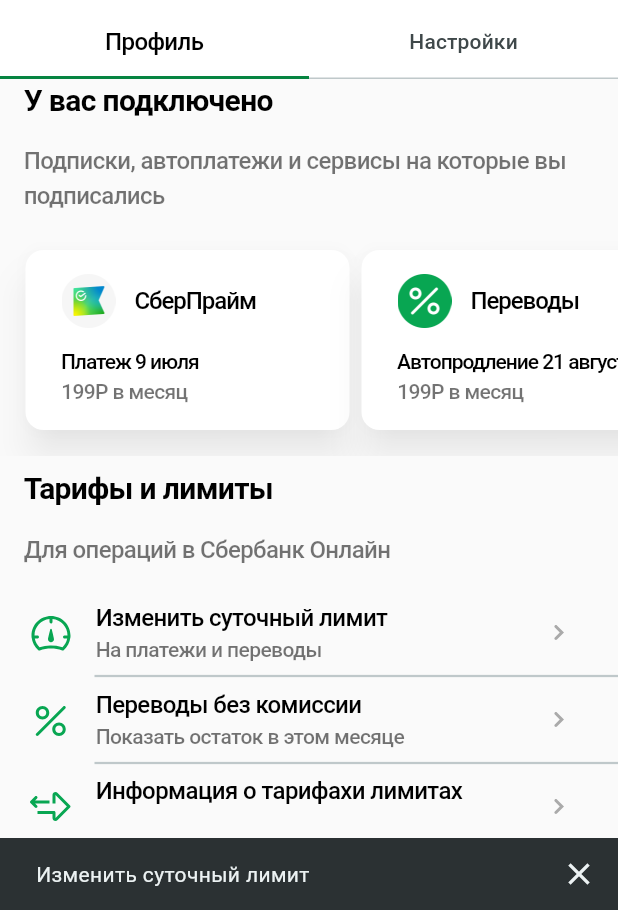
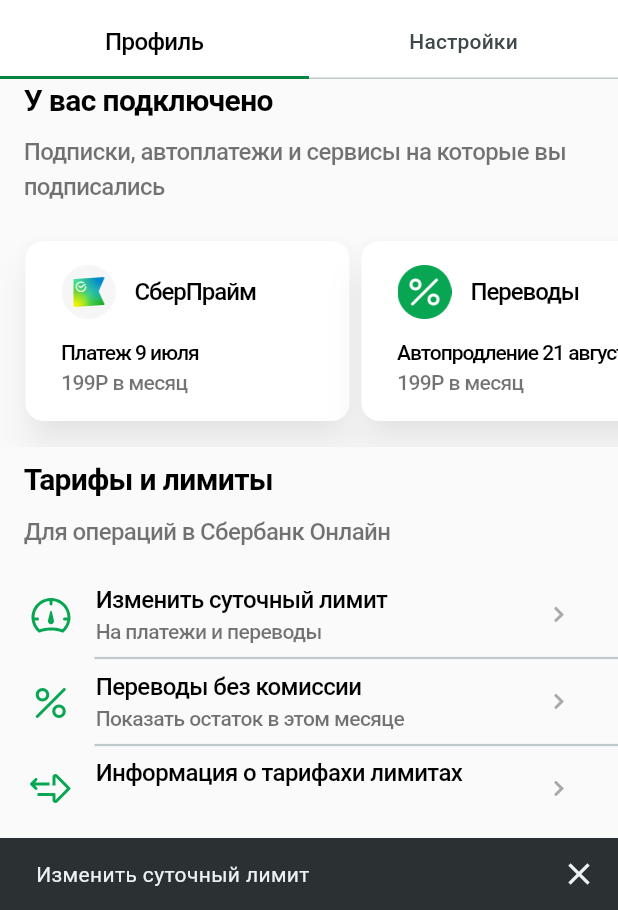
Before and after one commit to DeVoytinc/Sberbank_lab, a Flutter app: the screen it shows after launch, after a tap on "Изменить суточный лимит", on a phone screen of 412 x 824 dp, the part 326-1236 px from its top. Run offline on Flutter 3.47's test engine with Material 3 defaults, Android fonts, the phone set to English and light mode, and no system bars; our stand-ins replace flutter_svg; Roboto replaces fonts that are missing (SF Pro Text).

Commit message:
small changes

```diff
--- a/lib/models/ModelsData.dart
+++ b/lib/models/ModelsData.dart
@@ -5,17 +5,17 @@
 class ModelsData{
   static List<TariffsAndLimitsItemModel> tariffsAndLimitsList =
   [
-    TariffsAndLimitsItemModel(
+    const TariffsAndLimitsItemModel(
       imageName: 'lib/images/speedometer.svg',
       title: 'Изменить суточный лимит',
       subtitle: 'На платежи и переводы'
     ),
-    TariffsAndLimitsItemModel(
+    const TariffsAndLimitsItemModel(
       imageName: 'lib/images/percent.svg',
       title: 'Переводы без комиссии',
       subtitle: 'Показать остаток в этом месяце'
     ),
-    TariffsAndLimitsItemModel(
+    const TariffsAndLimitsItemModel(
       imageName: 'lib/images/arrows_forward_back.svg',
       title: 'Информация о тарифахи лимитах',
       subtitle: ''
@@ -25,13 +25,13 @@
 
   static List<Subscription> subscriptions =
   [
-    Subscription(
+    const Subscription(
       imageName: 'lib/images/sber_prime.png',
       title: 'СберПрайм',
       subtitle: 'Платеж 9 июля',
       money: '199Р в месяц'
     ),
-    Subscription(
+    const Subscription(
       imageName: 'lib/images/percent_fill.png',
       title: 'Переводы',
       subtitle: 'Автопродление 21 августа',
--- a/lib/sceens/mainscreen.dart
+++ b/lib/sceens/mainscreen.dart
@@ -36,7 +36,7 @@
           },
           body: TabBarView(
             controller: _tabController,
-            children: [
+            children: const [
               ProfileScreen(),
               SettingsScreen(),
             ],
--- a/lib/sceens/profile.dart
+++ b/lib/sceens/profile.dart
@@ -49,7 +49,7 @@
           height: 10,
         ),
         const Padding(
-          padding: const EdgeInsets.symmetric(horizontal: 16.0),
+          padding: EdgeInsets.symmetric(horizontal: 16.0),
           child: TagsBlock(),
         ),
         const SizedBox(
--- a/lib/themes/sizes.dart
+++ b/lib/themes/sizes.dart
@@ -4,9 +4,9 @@
   static double profileImageSize = 110;
 
   // Text
-  static double text_regular = 16;
-  static double text_small = 14;
-  static double text_regularHeader = 20;
-  static double text_largeHeader = 24;
+  static double textRegular = 16;
+  static double textSmall = 14;
+  static double textRegularHeader = 20;
+  static double textLargeHeader = 24;
 
 }
--- a/lib/widgets/appbar.dart
+++ b/lib/widgets/appbar.dart
@@ -25,7 +25,7 @@
         icon: const Icon(Icons.close),
         onPressed: () {},
       ),
-      titleTextStyle: TextStyles.userName(Sizes.text_largeHeader),
+      titleTextStyle: TextStyles.userName(Sizes.textLargeHeader),
       bottom: TabBar(
         indicatorSize: TabBarIndicatorSize.tab,
         controller: tabController,
@@ -72,7 +72,7 @@
                 Text(
                   'Екатерина',
                   textAlign: TextAlign.center,
-                  style: TextStyles.primaryBold(Sizes.text_largeHeader),
+                  style: TextStyles.primaryBold(Sizes.textLargeHeader),
                   ),
                 const SizedBox(
                   height: 10,
--- a/lib/widgets/horizontal_list_item.dart
+++ b/lib/widgets/horizontal_list_item.dart
@@ -40,18 +40,18 @@
                 ),
                 Text(
                   subscription.title,
-                  style: TextStyles.primary(Sizes.text_regular)
+                  style: TextStyles.primary(Sizes.textRegular)
                 ),
               ],
             ),
             const Spacer(),
             Text(
               subscription.subtitle,
-              style: TextStyles.primary(Sizes.text_small)
+              style: TextStyles.primary(Sizes.textSmall)
             ),
             Text(
               subscription.money,
-              style: TextStyles.secondary(Sizes.text_small)
+              style: TextStyles.secondary(Sizes.textSmall)
             )
           ]),
         ),
--- a/lib/widgets/section_header.dart
+++ b/lib/widgets/section_header.dart
@@ -16,9 +16,9 @@
       child: Column(
         crossAxisAlignment: CrossAxisAlignment.start,
         children: [
-          Text(title, style: TextStyles.primaryBold(Sizes.text_regularHeader)),
-          const SizedBox(height: 14,),
-          Text(paragraph, style: TextStyles.secondary(Sizes.text_regular)),
+          Text(title, style: TextStyles.primaryBold(Sizes.textRegularHeader)),
+          const SizedBox(height: 8,),
+          Text(paragraph, style: TextStyles.secondary(Sizes.textRegular)),
         ],
       ),
     );
```
